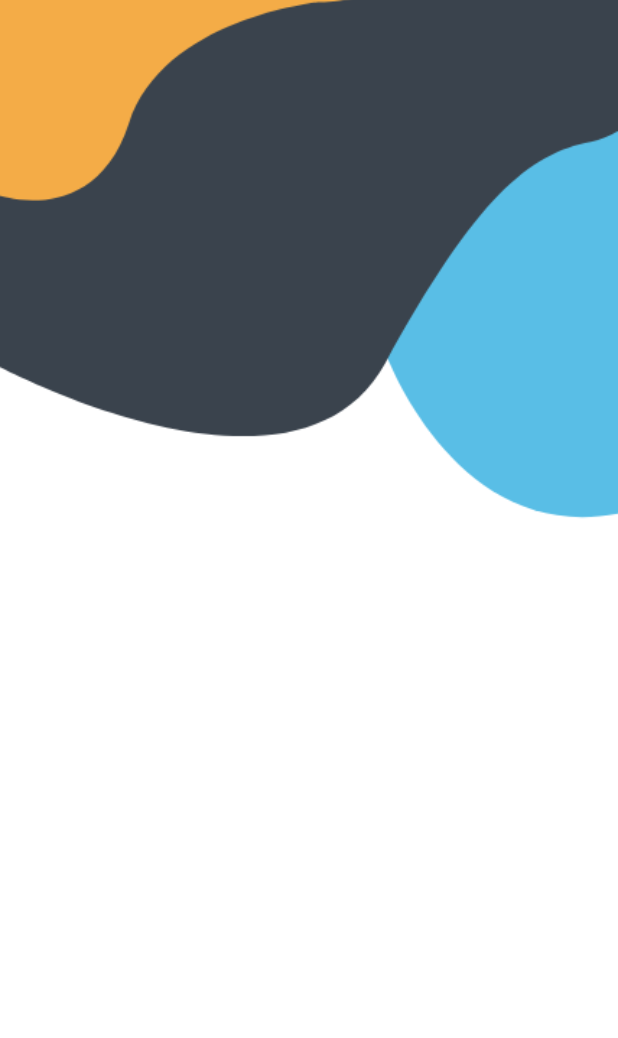
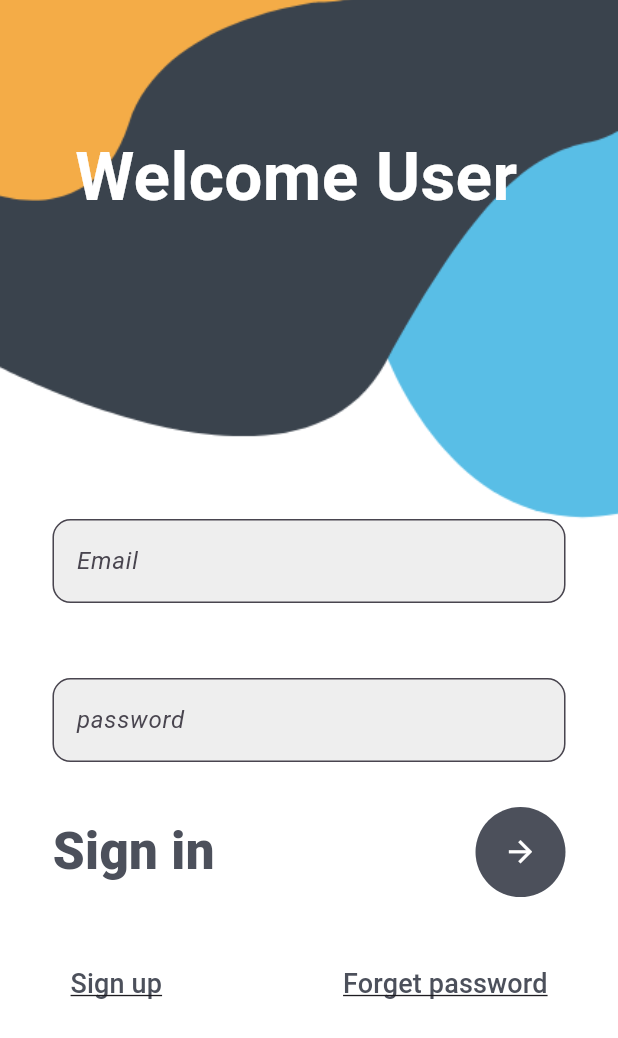
Before and after one commit to VIPUL2433/flutter-app, a Flutter app: the screen it shows after launch, on a phone screen of 412 x 824 dp. Shown: the top 1038 px of the screen. Run offline on Flutter 3.47's test engine with Material 3 defaults, Android fonts, the phone set to English and light mode, and no system bars.

Commit message:
login page

```diff
--- a/lib/main.dart
+++ b/lib/main.dart
@@ -36,6 +36,112 @@ class _MyHomePageState extends State<MyHomePage> {
               image: AssetImage('assets/login.png'), fit: BoxFit.cover)),
       child: Scaffold(
         backgroundColor: Colors.transparent,
+        body: Stack(
+          children: [
+            Padding(
+              padding: EdgeInsets.only(top: 85, left: 50, right: 34),
+              child: Text(
+                'Welcome User',
+                style: TextStyle(
+                    fontSize: 45,
+                    fontWeight: FontWeight.w700,
+                    color: Colors.white),
+              ),
+            ),
+            SingleChildScrollView(
+              child: Container(
+                padding: //EdgeInsets.only(top: 200),
+                    EdgeInsets.only(
+                  top: MediaQuery.of(context).size.height * 0.42,
+                  right: 35,
+                  left: 35,
+                ),
+                child: Column(
+                  children: [
+                    TextField(
+                      decoration: InputDecoration(
+                        fillColor: Colors.grey.shade200,
+                        filled: true,
+                        hintText: 'Email',
+                        hintStyle: TextStyle(fontStyle: FontStyle.italic),
+                        border: OutlineInputBorder(
+                            borderRadius: BorderRadius.circular(12)),
+                      ),
+                    ),
+                    SizedBox(
+                      height: 50,
+                    ),
+                    TextField(
+                      decoration: InputDecoration(
+                        fillColor: Colors.grey.shade200,
+                        filled: true,
+                        hintText: 'password',
+                        hintStyle: TextStyle(fontStyle: FontStyle.italic),
+                        border: OutlineInputBorder(
+                          borderRadius: BorderRadius.circular(12),
+                        ),
+                      ),
+                    ),
+                    SizedBox(
+                      height: 30,
+                    ),
+                    Row(
+                      mainAxisAlignment: MainAxisAlignment.spaceBetween,
+                      children: [
+                        Text(
+                          'Sign in',
+                          style: TextStyle(
+                            fontSize: 34,
+                            fontWeight: FontWeight.w900,
+                            color: Color(0xff4c505b),
+                          ),
+                        ),
+                        CircleAvatar(
+                          radius: 30,
+                          backgroundColor: Color(0xff4c505b),
+                          child: IconButton(
+                            color: Colors.white,
+                            onPressed: () {},
+                            icon: Icon(Icons.arrow_forward),
+                            iconSize: 23,
+                          ),
+                        )
+                      ],
+                    ),
+                    SizedBox(
+                      height: 34,
+                    ),
+                    Row(
+                      mainAxisAlignment: MainAxisAlignment.spaceBetween,
+                      children: [
+                        TextButton(
+                            onPressed: () {},
+                            child: Text(
+                              'Sign up',
+                              style: TextStyle(
+                                  fontSize: 18,
+                                  color: Color(0xff4c505b),
+                                  fontWeight: FontWeight.w500,
+                                  decoration: TextDecoration.underline),
+                            )),
+                        TextButton(
+                            onPressed: () {},
+                            child: Text(
+                              'Forget password',
+                              style: TextStyle(
+                                  fontSize: 18,
+                                  color: Color(0xff4c505b),
+                                  fontWeight: FontWeight.w500,
+                                  decoration: TextDecoration.underline),
+                            ))
+                      ],
+                    )
+                  ],
+                ),
+              ),
+            )
+          ],
+        ),
       ),
     );
   }
```
